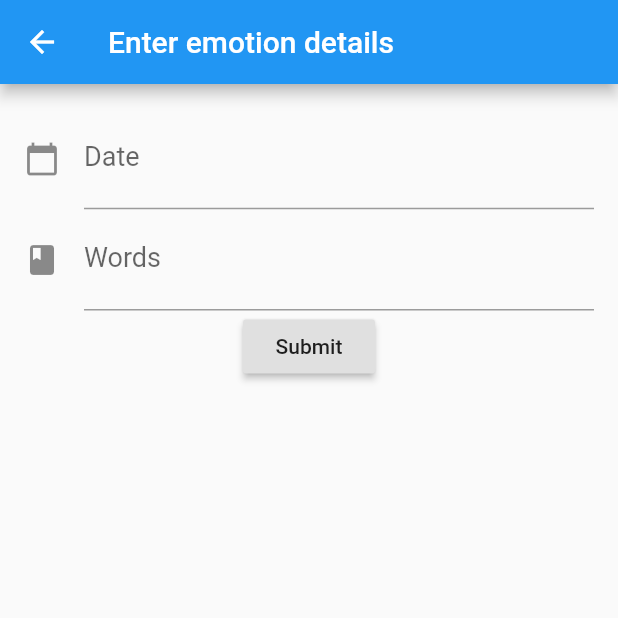
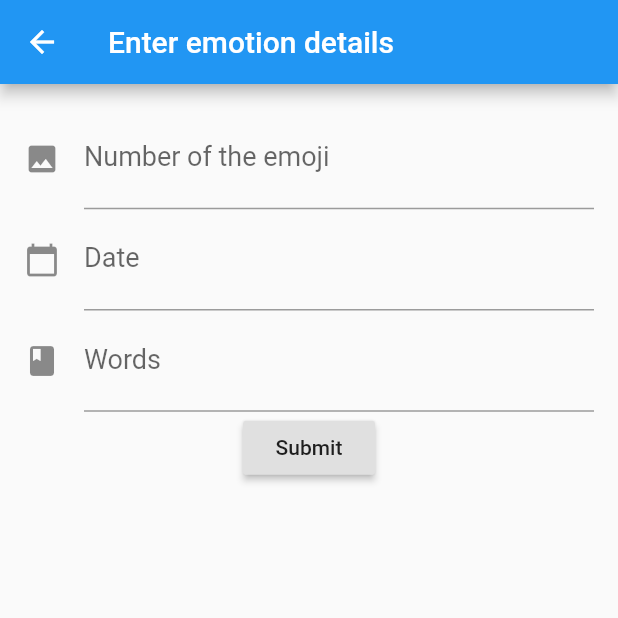
Before and after one commit to YuyiMiao/COMP225-yem, a Flutter app: the screen it shows after launch, after a tap on the "add" icon, on a phone screen of 412 x 824 dp, the top half of it. Run offline on Flutter 3.47's test engine with Material 2 defaults, Android fonts, the phone set to English and light mode, and no system bars; our stand-ins replace sqflite; accounts and stored records are empty.

Commit message:
This app currently enables users to choose a image/emoji of their emotion by entering a corresponding number. The UI of homepage is also improved that each emotion of a day is shown in a EmotionBox.

```diff
--- a/lib/Emotion.dart
+++ b/lib/Emotion.dart
@@ -2,30 +2,30 @@ import 'package:intl/intl.dart';
 
 class Emotion {
   final int id;
-  final double amount;
+  final double imageNo;
   final DateTime date;
-  final String category;
+  final String description;
 
   String get formattedDate {
     var formatter = new DateFormat('yyyy-MM-dd');
     return formatter.format(this.date);
   }
 
-  static final columns = ['id', 'amount', 'date', 'category'];
+  static final columns = ['id', 'imageNo', 'date', 'description'];
 
-  Emotion(this.id, this.amount, this.date, this.category);
+  Emotion(this.id, this.imageNo, this.date, this.description);
 
   factory Emotion.fromMap (Map<String, dynamic> data) {
     return Emotion(data['id'],
-        data['amount'],
+        data['imageNo'],
         DateTime.parse(data['date']),
-        data['category']);
+        data['description']);
   }
 
   Map<String, dynamic> toMap() => {
     "id": id,
-    "amount": amount,
+    "imageNo": imageNo,
     "date": date.toString(),
-    "category": category
+    "description": description
   };
 }
--- a/lib/SQLiteDbProvider.dart
+++ b/lib/SQLiteDbProvider.dart
@@ -28,12 +28,12 @@ class SQLiteDbProvider {
         onCreate: (Database db, int version) async {
           await db.execute(
               "CREATE TABLE Emotion(""id INTEGER PRIMARY KEY,"
-                  "amount REAL,"
+                  "imageNo REAL,"
                   "date TEXT,"
-                  "category TEXT"")"
+                  "description TEXT"")"
           );
           await db.execute(
-              "INSERT INTO Emotion ('id', 'amount', 'date', 'category') values(?, ?, ?, ?)",
+              "INSERT INTO Emotion ('id', 'imageNo', 'date', 'description') values(?, ?, ?, ?)",
               [1, 1000, '2019-04-01 10:00:00', "Food"]
           );
         }
@@ -66,12 +66,12 @@ class SQLiteDbProvider {
     );
     var id = maxIdResult.first["last_inserted_id"];
     var result = await db.rawInsert(
-      "INSERT Into Emotion (id, amount, date, category)"
+      "INSERT Into Emotion (id, imageNo, date, description)"
           "VALUES (?,?,?,?)", [
-            id, emotion.amount, emotion.date.toString(), emotion.category
+            id, emotion.imageNo, emotion.date.toString(), emotion.description
       ]
     );
-    return Emotion(id, emotion.amount, emotion.date, emotion.category);
+    return Emotion(id, emotion.imageNo, emotion.date, emotion.description);
   }
 
   update(Emotion product) async {
--- a/lib/main.dart
+++ b/lib/main.dart
@@ -1,3 +1,4 @@
+import 'EmotionBox.dart';
 import 'package:flutter/material.dart';
 import 'package:scoped_model/scoped_model.dart';
 import 'EmotionListModel.dart';
@@ -62,12 +63,11 @@ class MyHomePage extends StatelessWidget {
                     )
                   ));
                 },
-                  leading: Icon(Icons.face),
-                  trailing: Icon(Icons.keyboard_arrow_right),
-                  title: Text(emotions.items[index].category + "  "+
-                  emotions.items[index].amount.toString() + "\n" +
-                  emotions.items[index].formattedDate,
-                  style: TextStyle(fontSize:  18, fontStyle: FontStyle.italic),))
+                  title: EmotionBox(
+                    date: emotions.items[index].formattedDate,
+                    description: emotions.items[index].description,
+                    image: emotions.items[index].imageNo,
+                  ))
                 );
               }
             },
@@ -115,16 +115,16 @@ class _FormPageState extends State<FormPage> {
   final EmotionListModel emotions;
   final scaffoldKey = GlobalKey<ScaffoldState>();
   final formKey = GlobalKey<FormState>();
-  double _amount;
+  double _imageNo;
   DateTime _date;
-  String _category;
+  String _description;
 
   void _submit() {
     final form = formKey.currentState;
     if (form.validate()) {
       form.save();
-      if (this.id == 0) emotions.add(Emotion(0, _amount, _date, _category));
-      else emotions.update(Emotion(this.id, _amount, _date, _category));
+      if (this.id == 0) emotions.add(Emotion(0, _imageNo, _date, _description));
+      else emotions.update(Emotion(this.id, _imageNo, _date, _description));
       Navigator.pop(context);
     }
   }
@@ -139,6 +139,17 @@ class _FormPageState extends State<FormPage> {
         child: Form(
           key: formKey, child: Column(
           children: [
+            TextFormField(
+              style: TextStyle(fontSize: 22),
+              decoration: const InputDecoration(
+                  icon: const Icon(Icons.image),
+                  labelText: 'Number of the emoji',
+                  labelStyle: TextStyle(fontSize: 18)
+              ),
+              initialValue: id == 0 ? ''
+                  : emotions.byId(id).imageNo.toString(),
+              onSaved: (val) => _imageNo = double.parse(val),
+            ),
             TextFormField(
               style: TextStyle(fontSize: 22),
               decoration: const InputDecoration(
@@ -164,8 +175,8 @@ class _FormPageState extends State<FormPage> {
                   labelText: 'Words',
                   labelStyle: TextStyle(fontSize: 18)
               ),
-              onSaved: (val) => _category = val,
-              initialValue: id == 0 ? '' : emotions.byId(id).category.toString(),
+              onSaved: (val) => _description = val,
+              initialValue: id == 0 ? '' : emotions.byId(id).description.toString(),
             ),
             RaisedButton(
               onPressed: _submit,
--- a/pubspec.yaml
+++ b/pubspec.yaml
@@ -53,6 +53,12 @@ flutter:
   #   - images/a_dot_burr.jpeg
   #   - images/a_dot_ham.jpeg
 
+  assets:
+    - assets/appimages/1.png
+    - assets/appimages/2.png
+    - assets/appimages/3.png
+    - assets/appimages/4.png
+
   # An image asset can refer to one or more resolution-specific "variants", see
   # https://flutter.dev/assets-and-images/#resolution-aware.
 
```
Also changed, not shown: lib/EmotionBox.dart (added, +38 -0 lines), assets/appimages/1.png (added), assets/appimages/2.png (added), assets/appimages/3.png (added), assets/appimages/4.png (added), pubspec.lock, 1 other file.
